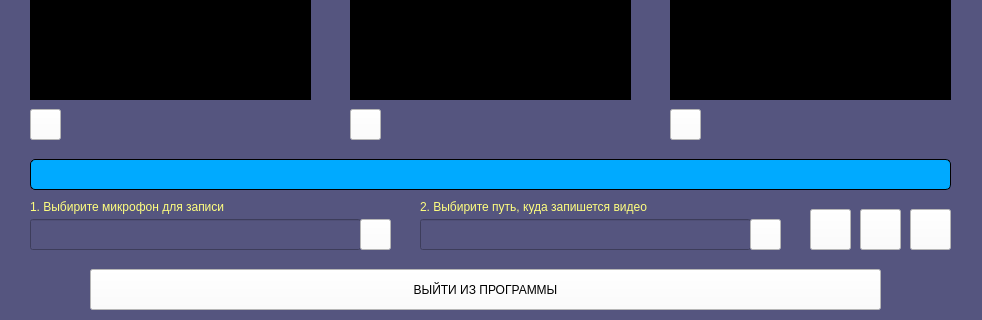
The window that GUI/main.ui (dimanchik79/ScoolCam) describes before a commit, drawn with Qt 5; both pictures show x 0 to 982 and y 501 to 821 of the 982 by 821 pixel window.
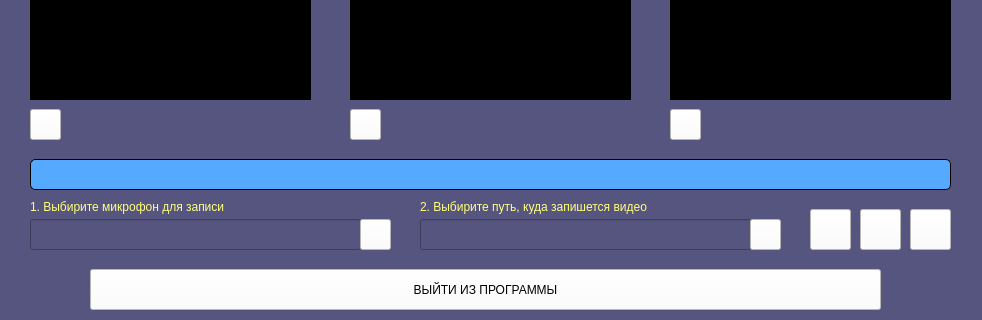
The same window after the commit. Icons and pictures are not drawn.

```diff
--- a/GUI/main.ui
+++ b/GUI/main.ui
@@ -652,10 +652,15 @@
       <height>31</height>
      </rect>
     </property>
+    <property name="font">
+     <font>
+      <pointsize>12</pointsize>
+     </font>
+    </property>
     <property name="styleSheet">
      <string notr="true">border: 1px solid black;
-color: red;
-background-color: rgb(0, 170, 255);
+color: white;
+background-color: rgb(85, 170, 255);
 border-radius: 5px;</string>
     </property>
     <property name="text">
```
Left out of the diff: 4 changed lines with no effect on the pictures.
